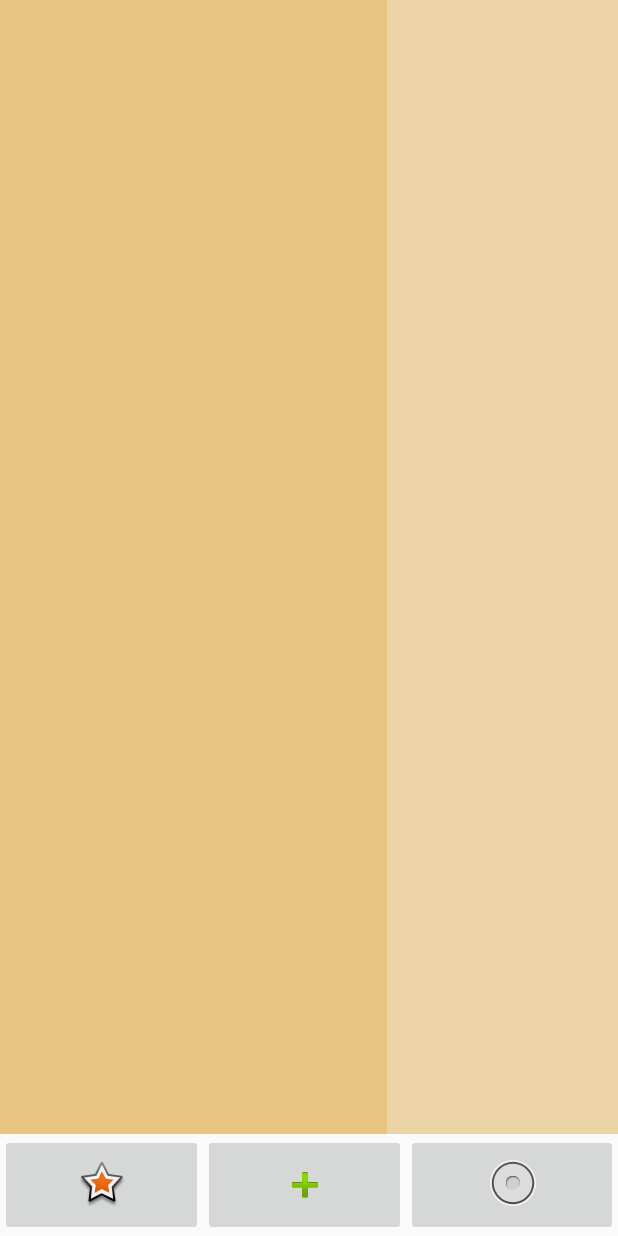
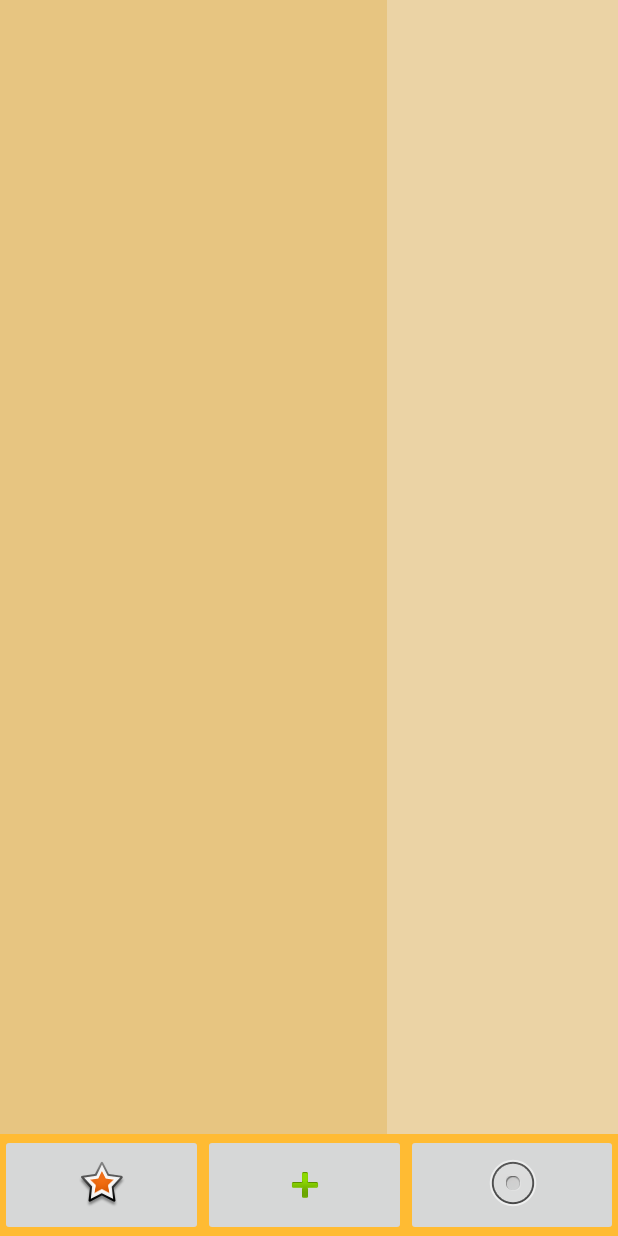
Before and after one commit to rothen98/TheAlchemist, an Android app: the screen it shows after launch (AlchemistActivity), on a phone screen of 412 x 824 dp. Run offline under Robolectric (Android 15) with nearby library versions, the phone set to English and light mode, and no system bars; 1 statement that could not run was skipped.

Commit message:
Improved gui

```diff
--- a/app/src/main/AndroidManifest.xml
+++ b/app/src/main/AndroidManifest.xml
@@ -1,15 +1,15 @@
 <?xml version="1.0" encoding="utf-8"?>
 <manifest xmlns:android="http://schemas.android.com/apk/res/android"
+    xmlns:tools="http://schemas.android.com/tools"
     package="toblindr.student.chalmers.se.thealchemist">
-    <uses-permission android:name="android.permission.WRITE_EXTERNAL_STORAGE" />
-    <uses-permission android:name="android.permission.READ_EXTERNAL_STORAGE"/>
     <application
         android:allowBackup="true"
         android:icon="@mipmap/ekolv"
         android:label="@string/app_name"
         android:roundIcon="@mipmap/ekolv_round"
         android:supportsRtl="true"
-        android:theme="@style/AppTheme">
+        android:theme="@style/AppTheme"
+        tools:ignore="GoogleAppIndexingWarning">
 
         <activity
             android:name=".AlchemistActivity"
--- a/app/src/main/java/toblindr/student/chalmers/se/thealchemist/AlchemistActivity.java
+++ b/app/src/main/java/toblindr/student/chalmers/se/thealchemist/AlchemistActivity.java
@@ -81,6 +81,7 @@ public class AlchemistActivity extends AppCompatActivity implements IItemParentC
         this.itemLayout = findViewById(R.id.itemLayout);
         this.settingsButton = findViewById(R.id.settingsButton);
         this.clearButton = findViewById(R.id.clearButton);
+
 
         initButtons();
         initItemLayout();
--- a/app/src/main/res/layout/activity_alchemist.xml
+++ b/app/src/main/res/layout/activity_alchemist.xml
@@ -7,43 +7,11 @@
     android:layout_height="match_parent"
     tools:context=".AlchemistActivity">
 
-    <LinearLayout
-        android:id="@+id/linearLayout"
-        android:layout_width="match_parent"
-        android:layout_height="0dp"
-        android:orientation="horizontal"
-        app:layout_constraintBottom_toBottomOf="parent"
-        app:layout_constraintEnd_toEndOf="parent"
-        app:layout_constraintStart_toStartOf="parent">
-
-        <ImageButton
-            android:id="@+id/clearButton"
-            android:layout_width="wrap_content"
-            android:layout_height="match_parent"
-            android:layout_weight="1"
-            app:srcCompat="@android:drawable/star_big_on" />
-
-        <ImageButton
-            android:id="@+id/settingsButton"
-            android:layout_width="wrap_content"
-            android:layout_height="match_parent"
-            android:layout_weight="1"
-            app:srcCompat="@android:drawable/ic_input_add" />
-
-        <ImageButton
-            android:id="@+id/encyclopediaButton"
-            android:layout_width="wrap_content"
-            android:layout_height="match_parent"
-            android:layout_weight="1"
-            app:srcCompat="@android:drawable/btn_radio" />
-
-    </LinearLayout>
-
     <FrameLayout
         android:id="@+id/frameContainer"
         android:layout_width="match_parent"
         android:layout_height="0dp"
-        app:layout_constraintBottom_toTopOf="@+id/linearLayout"
+        app:layout_constraintBottom_toBottomOf="parent"
         app:layout_constraintEnd_toEndOf="parent"
         app:layout_constraintStart_toStartOf="parent"
         app:layout_constraintTop_toTopOf="parent">
@@ -57,7 +25,7 @@
                 android:layout_width="0dp"
                 android:layout_height="0dp"
                 android:fillViewport="true"
-                app:layout_constraintBottom_toBottomOf="parent"
+                app:layout_constraintBottom_toTopOf="@+id/buttonsMenu"
                 app:layout_constraintEnd_toEndOf="parent"
                 app:layout_constraintStart_toEndOf="@+id/reaction_view"
                 app:layout_constraintTop_toTopOf="parent">
@@ -87,6 +55,39 @@
 
             </android.support.constraint.ConstraintLayout>
 
+            <LinearLayout
+                android:id="@+id/buttonsMenu"
+                android:layout_width="match_parent"
+                android:layout_height="0dp"
+                android:background="@android:color/holo_orange_light"
+                android:orientation="horizontal"
+                app:layout_constraintBottom_toBottomOf="parent"
+                app:layout_constraintEnd_toEndOf="parent"
+                app:layout_constraintStart_toStartOf="parent">
+
+                <ImageButton
+                    android:id="@+id/clearButton"
+                    android:layout_width="wrap_content"
+                    android:layout_height="match_parent"
+                    android:layout_weight="1"
+                    app:srcCompat="@android:drawable/star_big_on" />
+
+                <ImageButton
+                    android:id="@+id/settingsButton"
+                    android:layout_width="wrap_content"
+                    android:layout_height="match_parent"
+                    android:layout_weight="1"
+                    app:srcCompat="@android:drawable/ic_input_add" />
+
+                <ImageButton
+                    android:id="@+id/encyclopediaButton"
+                    android:layout_width="wrap_content"
+                    android:layout_height="match_parent"
+                    android:layout_weight="1"
+                    app:srcCompat="@android:drawable/btn_radio" />
+
+            </LinearLayout>
+
         </android.support.constraint.ConstraintLayout>
     </FrameLayout>
 
--- a/build.gradle
+++ b/build.gradle
@@ -7,7 +7,7 @@ buildscript {
         jcenter()
     }
     dependencies {
-        classpath 'com.android.tools.build:gradle:3.1.2'
+        classpath 'com.android.tools.build:gradle:3.2.1'
 
 
         // NOTE: Do not place your application dependencies here; they belong
```
Also changed, not shown: gradle/wrapper/gradle-wrapper.properties, 2 other files.
